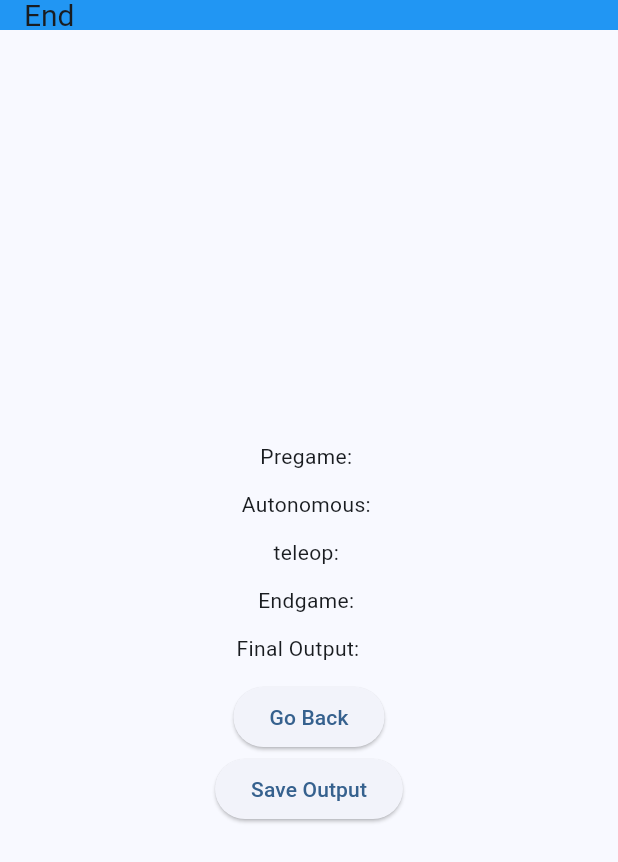
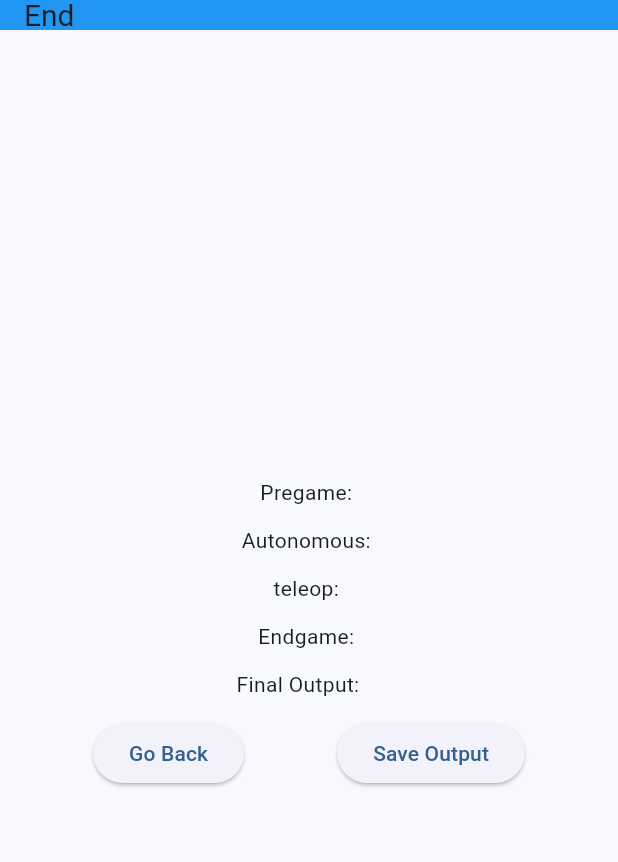
Before and after one commit to Oliver950/scoutapp, a Flutter app: the MatchOutput screen opened directly with empty values, on a phone screen of 412 x 824 dp. Shown: the top 862 px of the screen. Run offline on Flutter 3.47's test engine with Material 3 defaults, Android fonts, the light colour scheme and no system bars.

Commit message:
Button placement adjustment

```diff
--- a/lib/match_output.dart
+++ b/lib/match_output.dart
@@ -79,13 +79,8 @@ class MatchOutput extends StatelessWidget {
                       Navigator.pop(context);
                     },
                     child: const Text('Go Back'),
-                  )
-                ],
-              ),
-                Row(
-                mainAxisAlignment: MainAxisAlignment.spaceEvenly,
-                children: [
-                  ElevatedButton(
+                  ),
+                    ElevatedButton(
                     onPressed: (){
                       Navigator.push(
                         context,
```
